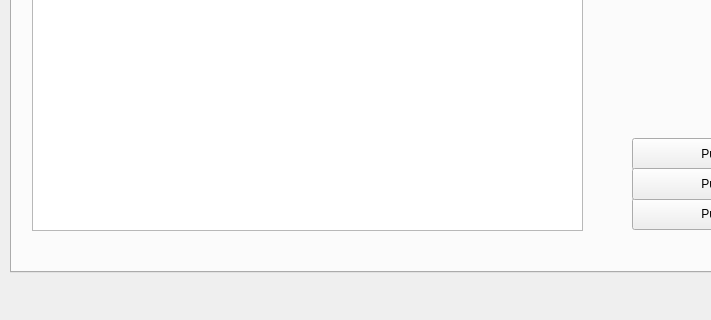
Before: the Qt Designer form computer_scientists_ui/mainwindow.ui in 2015-VLN1-Group-44/ComputerScientists_UI, drawn with Qt 5; both pictures show x 0 to 711 and y 435 to 755 of the 888 by 755 pixel window.
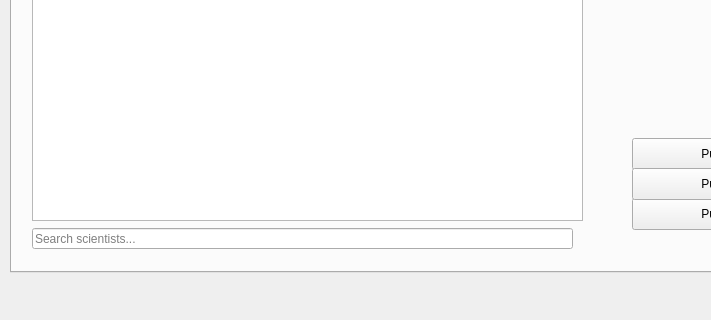
After: the same form once the commit is applied.

Commit message: eftirnöfn searchable

The edit to the form file:
```diff
--- a/computer_scientists_ui/mainwindow.ui
+++ b/computer_scientists_ui/mainwindow.ui
@@ -36,7 +36,7 @@
         <x>20</x>
         <y>12</y>
         <width>551</width>
-        <height>611</height>
+        <height>601</height>
        </rect>
       </property>
       <property name="dragEnabled">
@@ -124,6 +124,19 @@
        <string>PushButton</string>
       </property>
      </widget>
+     <widget class="QLineEdit" name="search_scientist">
+      <property name="geometry">
+       <rect>
+        <x>20</x>
+        <y>620</y>
+        <width>541</width>
+        <height>21</height>
+       </rect>
+      </property>
+      <property name="placeholderText">
+       <string>Search scientists...</string>
+      </property>
+     </widget>
     </widget>
     <widget class="QWidget" name="tab_2">
      <attribute name="title">
```
The commit also changes 2 other files.
